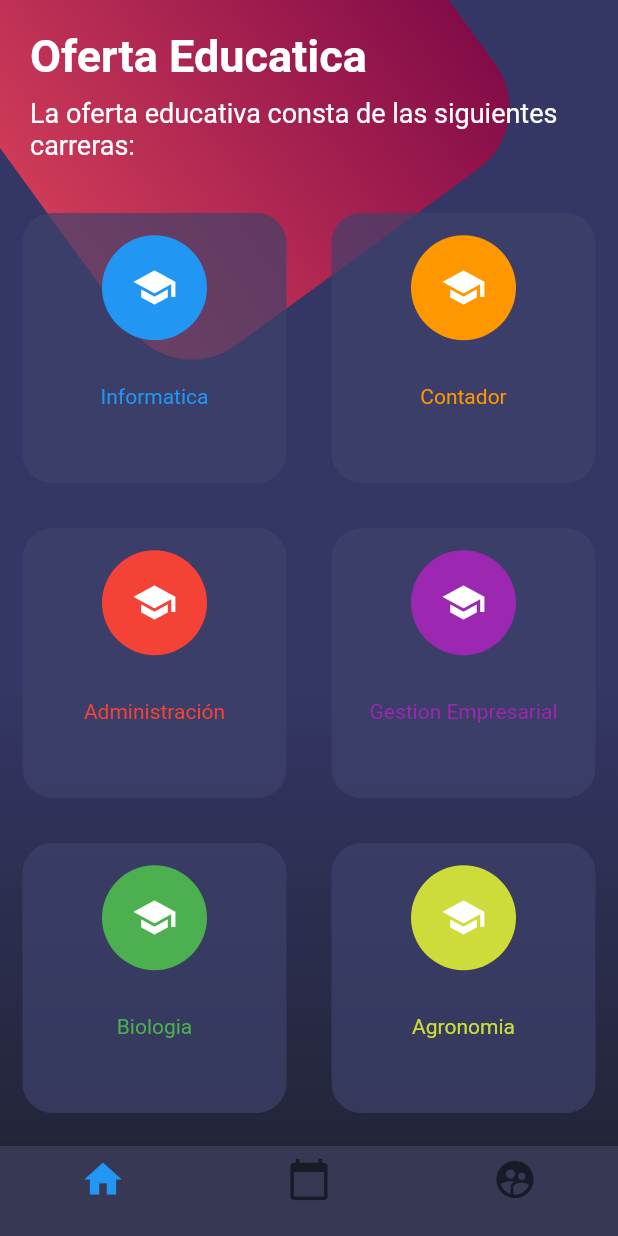
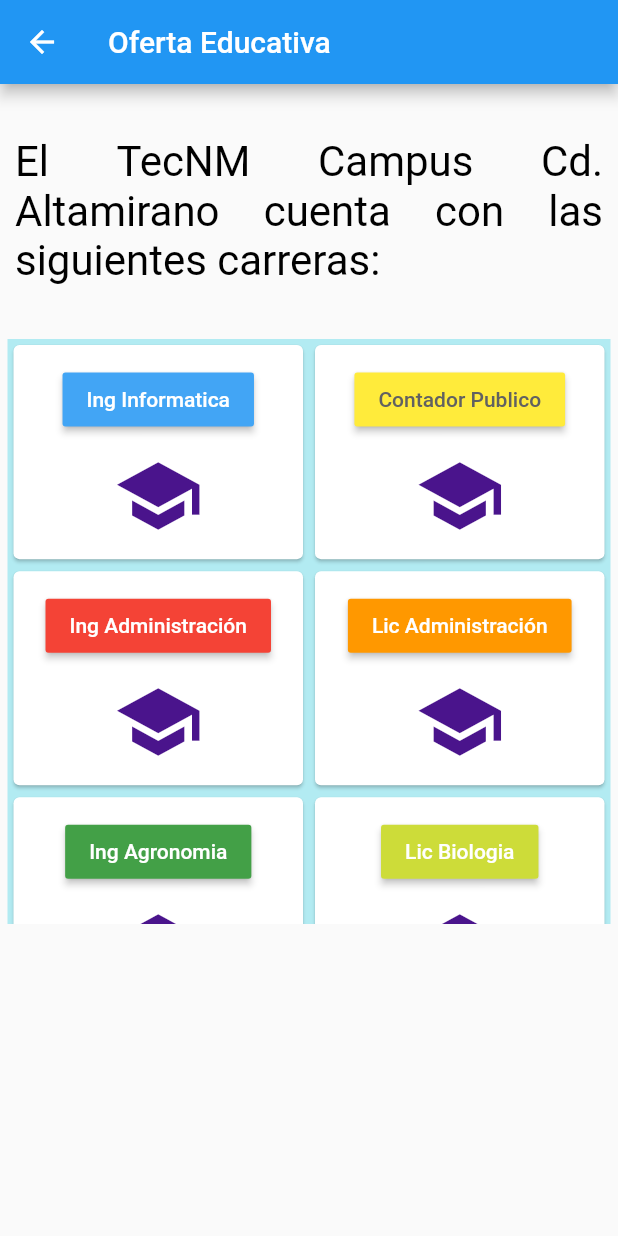
Before and after one commit to Jeryn61297/proyecto_itca, a Flutter app: the CarrerasPage screen opened directly, on a phone screen of 412 x 824 dp. Run offline on Flutter 3.47's test engine with Material 2 defaults, Android fonts, the phone set to English and light mode, and no system bars.

Commit message:
carreras y oficinas listo

```diff
--- a/lib/src/pag/fold_carreras/carreras.dart
+++ b/lib/src/pag/fold_carreras/carreras.dart
@@ -1,155 +1,143 @@
 import 'package:flutter/material.dart';
 
-import 'dart:math';
-import 'dart:ui';
-
 class CarrerasPage extends StatelessWidget {
-  static final String routeName = 'carreras';
-
   @override
   Widget build(BuildContext context) {
     return Scaffold(
+      appBar: AppBar(
+        title: Text('Oferta Educativa'),
+      ),
       body: Stack(
         children: <Widget>[
-            _fondoApp(),
           SingleChildScrollView(
             child: Column(
-                children: <Widget>[_titulos(), _botonesRedondeados()],
+              children: <Widget>[
+                _TituloPage(),
+                _Botones(),
+              ],
             ),
           )
         ],
       ),
-        bottomNavigationBar: _bottomNavigationBar(context));
+    );
+  }
 }
 
-//---Estilo del fondo de la pagina
-  Widget _fondoApp() {
-    final gradiente = Container(
+Widget _TituloPage() {
+  return Padding(
+    padding: EdgeInsets.symmetric(horizontal: 10),
+    child: Container(
+        alignment: Alignment.center,
         width: double.infinity,
-      height: double.infinity,
-      decoration: BoxDecoration(
-          gradient: LinearGradient(
-              begin: FractionalOffset(0.0, 0.6),
-              end: FractionalOffset(0.0, 1.0),
-              colors: [
-            Color.fromRGBO(52, 54, 101, 1.0),
-            Color.fromRGBO(35, 37, 57, 1.0)
-          ])),
-    );
-
-// CAJA ROSA ROTADA
-    final cajaRosa = Transform.rotate(
-        angle: -pi / 5.0,
-        child: Container(
-          height: 300.0,
-          width: 300.0,
-          decoration: BoxDecoration(
-            borderRadius: BorderRadius.circular(50.0),
-            gradient: LinearGradient(colors: [
-              Color.fromRGBO(206, 58, 88, 1.0),
-              Color.fromRGBO(131, 12, 72, 1.0)
-            ]),
-          ),
-        ));
-
-    return Stack(
-      children: <Widget>[gradiente, Positioned(top: -100.0, child: cajaRosa)],
+        height: 170,
+        //color: Colors.grey[400],
+        child: Text(
+          'El TecNM Campus Cd. Altamirano cuenta con las siguientes carreras:',
+          style: TextStyle(
+              color: Colors.black, fontSize: 28, fontWeight: FontWeight.w400),
+          textAlign: TextAlign.justify,
+        )),
   );
 }
 
-//---TITULO DE LA PAGINA
-  Widget _titulos() {
-    return SafeArea(
+Widget _Botones() {
+  return Padding(
+    padding: EdgeInsets.symmetric(horizontal: 5),
     child: Container(
-        padding: EdgeInsets.all(20.0),
-        child: Column(
-          crossAxisAlignment: CrossAxisAlignment.start,
+        height: 390,
+        width: double.infinity,
+        color: Colors.cyan[100],
+        child: GridView.count(
+          crossAxisCount: 2,
+          childAspectRatio: 4 / 3,
           children: <Widget>[
-            Text('Oferta Educatica',
-                style: TextStyle(
-                    color: Colors.white,
-                    fontSize: 30.0,
-                    fontWeight: FontWeight.bold)),
-            SizedBox(height: 10.0),
-            Text('La oferta educativa consta de las siguientes carreras:',
-                style: TextStyle(
-                  color: Colors.white,
-                  fontSize: 18.0,
-                ))
-          ],
+            Muestra(
+              child: RaisedButton(
+                child: Text(
+                  'Ing Informatica',
+                ),
+                onPressed: () {},
+                color: Colors.blue[400],
+                textColor: Colors.white,
               ),
             ),
+            Muestra(
+              child: RaisedButton(
+                child: Text('Contador Publico'),
+                onPressed: () {},
+                color: Colors.yellow[500],
+                textColor: Colors.grey[700],
+              ),
+            ),
+            Muestra(
+              child: RaisedButton(
+                child: Text(
+                  'Ing Administración',
+                ),
+                onPressed: () {},
+                color: Colors.red,
+                textColor: Colors.white,
+              ),
+            ),
+            Muestra(
+              child: RaisedButton(
+                child: Text('Lic Administración'),
+                onPressed: () {},
+                color: Colors.orange,
+                textColor: Colors.white,
+              ),
+            ),
+            Muestra(
+              child: RaisedButton(
+                child: Text(
+                  'Ing Agronomia',
+                ),
+                onPressed: () {},
+                color: Colors.green[600],
+                textColor: Colors.white,
+              ),
+            ),
+            Muestra(
+              child: RaisedButton(
+                child: Text('Lic Biologia'),
+                onPressed: () {},
+                color: Colors.lime,
+                textColor: Colors.white,
+              ),
+            ),
+            Muestra(
+              child: RaisedButton(
+                child: Text(
+                  'Ing Gestion\nEmpresarial',
+                ),
+                onPressed: () {},
+                color: Colors.purple,
+                textColor: Colors.white,
+              ),
+            ),
+          ],
+        )),
   );
 }
 
-//---BottomNavigator
+class Muestra extends StatelessWidget {
+  final Widget child;
 
-  Widget _bottomNavigationBar(BuildContext context) {
-    return Theme(
-      data: Theme.of(context).copyWith(
-          canvasColor: Color.fromRGBO(55, 57, 84, 1.0),
-          primaryColor: Colors.white70,
-          textTheme: Theme.of(context).textTheme.copyWith(
-              caption: TextStyle(color: Color.fromRGBO(116, 117, 152, 1.0)))),
-      child: BottomNavigationBar(
-        items: [
-          BottomNavigationBarItem(
-              icon: Icon(Icons.home, size: 30.0), title: Container()),
-          BottomNavigationBarItem(
-              icon: Icon(Icons.calendar_today, size: 30.0), title: Container()),
-          BottomNavigationBarItem(
-              icon: Icon(Icons.supervised_user_circle, size: 30.0),
-              title: Container()),
-        ],
-      ),
-    );
-  }
+  const Muestra({Key key, @required this.child}) : super(key: key);
 
-//----------------------------------------------
-  Widget _botonesRedondeados() {
-    return Table(
-      children: [
-        TableRow(children: [
-          _crearBotonRedondeado(Colors.blue, Icons.school, 'Informatica'),
-          _crearBotonRedondeado(Colors.orange, Icons.school, 'Contador'),
-        ]),
-        TableRow(children: [
-          _crearBotonRedondeado(Colors.red, Icons.school, 'Administración'),
-          _crearBotonRedondeado(
-              Colors.purple, Icons.school, 'Gestion Empresarial'),
-        ]),
-        TableRow(children: [
-          _crearBotonRedondeado(Colors.green, Icons.school, 'Biologia'),
-          _crearBotonRedondeado(Colors.lime, Icons.school, 'Agronomia'),
-        ])
-      ],
-    );
-  }
-
-  Widget _crearBotonRedondeado(Color color, IconData icono, String texto) {
-    return BackdropFilter(
-      filter: ImageFilter.blur(sigmaX: 0.0, sigmaY: 0.0),
-      child: Container(
-        height: 180.0,
-        margin: EdgeInsets.all(15.0),
-        decoration: BoxDecoration(
-            color: Color.fromRGBO(62, 66, 107, 0.7),
-            borderRadius: BorderRadius.circular(20.0)),
+  @override
+  Widget build(BuildContext context) {
+    return Card(
+      child: Center(
         child: Column(
-          mainAxisAlignment: MainAxisAlignment.spaceAround,
+          mainAxisSize: MainAxisSize.min,
           children: <Widget>[
-            CircleAvatar(
-              backgroundColor: color,
-              radius: 35.0,
-              child: Icon(
-                icono,
-                color: Colors.white,
-                size: 30.0,
-              ),
-            ),
-            Text(texto, style: TextStyle(color: color)),
-            SizedBox(
-              height: 5.0,
+            this.child,
+            SizedBox(height: 10),
+            Icon(
+              Icons.school,
+              color: Colors.purple[900],
+              size: 60,
             )
           ],
         ),
--- a/lib/src/pag/fold_oficinas.dart/oficinas.dart
+++ b/lib/src/pag/fold_oficinas.dart/oficinas.dart
@@ -1,8 +1,10 @@
 import 'package:flutter/material.dart';
 
+/*
 void main() {
   runApp(OficinasPage());
 }
+*/
 
 class OficinasPage extends StatelessWidget {
   @override
@@ -36,11 +38,11 @@ Widget _TituloPage() {
         height: 170,
         //color: Colors.grey[400],
         child: Text(
-            'El TecNM Campus Cd. Altamirano cuenta con los siguientes departamentos:',
-            style: TextStyle(
-                color: Colors.black54,
-                fontSize: 28,
-                fontWeight: FontWeight.w400))),
+          'El TecNM Campus Cd. Altamirano cuenta con los siguientes departamentos:',
+          style: TextStyle(
+              color: Colors.black, fontSize: 28, fontWeight: FontWeight.w400),
+          textAlign: TextAlign.justify,
+        )),
   );
 }
 
@@ -50,7 +52,7 @@ Widget _Botones() {
     child: Container(
         height: 390,
         width: double.infinity,
-        color: Colors.white60,
+        color: Colors.cyan[100],
         child: GridView.count(
           crossAxisCount: 2,
           childAspectRatio: 4 / 3,
@@ -97,7 +99,7 @@ Widget _Botones() {
                   'Gestión\nTecnologica',
                 ),
                 onPressed: () {},
-                color: Colors.green[300],
+                color: Colors.green[600],
                 textColor: Colors.white,
               ),
             ),
@@ -115,7 +117,7 @@ Widget _Botones() {
                   'Servicios\nEscolares',
                 ),
                 onPressed: () {},
-                color: Colors.blue[800],
+                color: Colors.purple,
                 textColor: Colors.white,
               ),
             ),
@@ -148,7 +150,7 @@ class Muestra extends StatelessWidget {
             SizedBox(height: 10),
             Icon(
               Icons.business_center_rounded,
-              color: Colors.black54,
+              color: Colors.blue[900],
               size: 60,
             )
           ],
```
Lines whose indentation alone changed are shown as unchanged.
